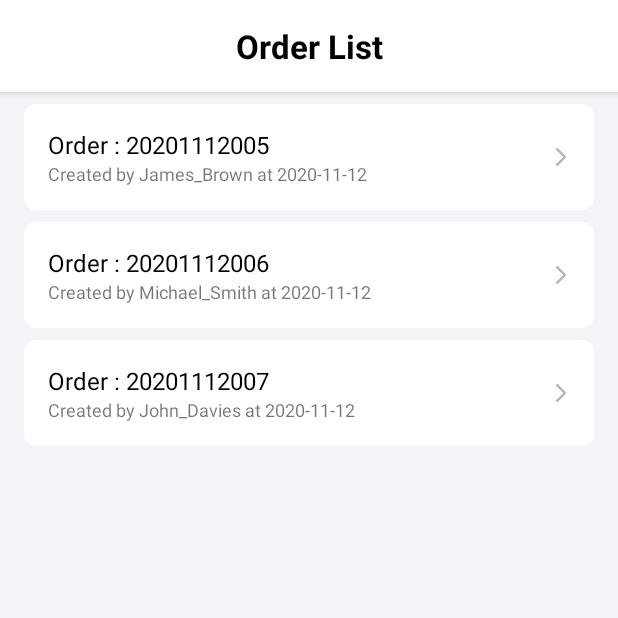
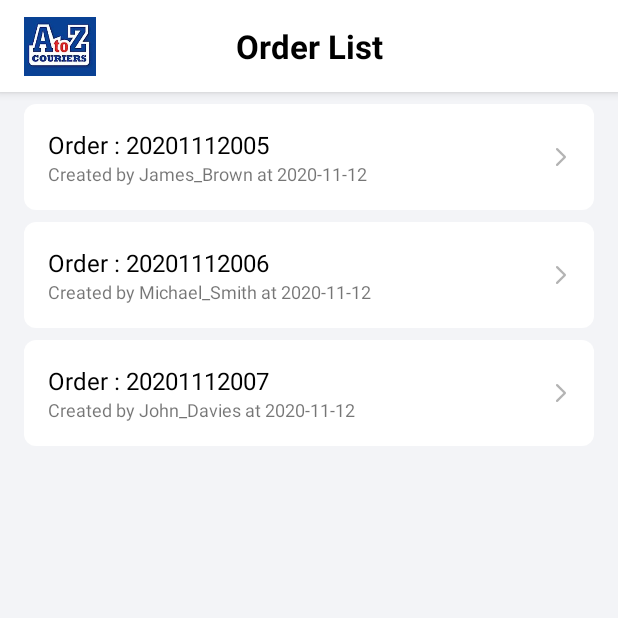
Before and after one commit to Dobpo/ProductPickingDemo, an Android app: the OrdersFragment screen opened through its navigation route, on a phone screen of 412 x 824 dp, the top half of it. Run offline under Robolectric (Android 15) with nearby library versions, the phone set to English and light mode, and no system bars; our stand-ins replace Dagger/Hilt's generated code, Room's generated code; libraries missing offline, so code that uses them is left out: com.karumi.dexter, com.king.zxing.

Commit message:
added logo

```diff
--- a/app/src/main/java/com/example/productpickingdemo/screens/orders/OrdersFragment.kt
+++ b/app/src/main/java/com/example/productpickingdemo/screens/orders/OrdersFragment.kt
@@ -1,6 +1,7 @@
 package com.example.productpickingdemo.screens.orders
 
 import android.view.View
+import android.widget.Toast
 import androidx.lifecycle.ViewModelProvider
 import androidx.lifecycle.observe
 import androidx.recyclerview.widget.LinearLayoutManager
@@ -22,6 +23,11 @@ class OrdersFragment : BaseFragment<OrderViewModel>() {
     override fun initialization(view: View, isFirstInit: Boolean) {
         viewModel.getOrders().observe(viewLifecycleOwner) {
             showOrders(it)
+        }
+
+        ivResetDatabase.setOnLongClickListener {
+            Toast.makeText(context, "Database was reset", Toast.LENGTH_SHORT).show()
+            false
         }
     }
 
--- a/app/src/main/res/layout/fragment_orders.xml
+++ b/app/src/main/res/layout/fragment_orders.xml
@@ -4,7 +4,8 @@
     xmlns:tools="http://schemas.android.com/tools"
     android:layout_width="match_parent"
     android:layout_height="match_parent"
-    android:background="@color/grayBackground">
+    android:background="@color/grayBackground"
+    tools:ignore="ContentDescription">
 
     <androidx.constraintlayout.widget.ConstraintLayout
         android:id="@+id/toolbar"
@@ -13,13 +14,24 @@
         android:animateLayoutChanges="true"
         android:background="@color/white"
         android:elevation="4dp"
-        android:padding="16dp"
         app:layout_constraintTop_toTopOf="parent">
+
+        <ImageView
+            android:id="@+id/ivResetDatabase"
+            android:layout_width="48dp"
+            android:layout_height="0dp"
+            android:layout_marginStart="16dp"
+            android:scaleType="centerInside"
+            android:src="@drawable/logo_tryton"
+            app:layout_constraintBottom_toBottomOf="parent"
+            app:layout_constraintStart_toStartOf="parent"
+            app:layout_constraintTop_toTopOf="parent" />
 
         <TextView
             android:id="@+id/tvTitle"
             android:layout_width="wrap_content"
             android:layout_height="wrap_content"
+            android:layout_marginVertical="16dp"
             android:text="Order List"
             android:textColor="@color/black"
             android:textSize="22sp"
```
Also changed, not shown: app/src/main/res/drawable/logo_tryton.jpg (added).
